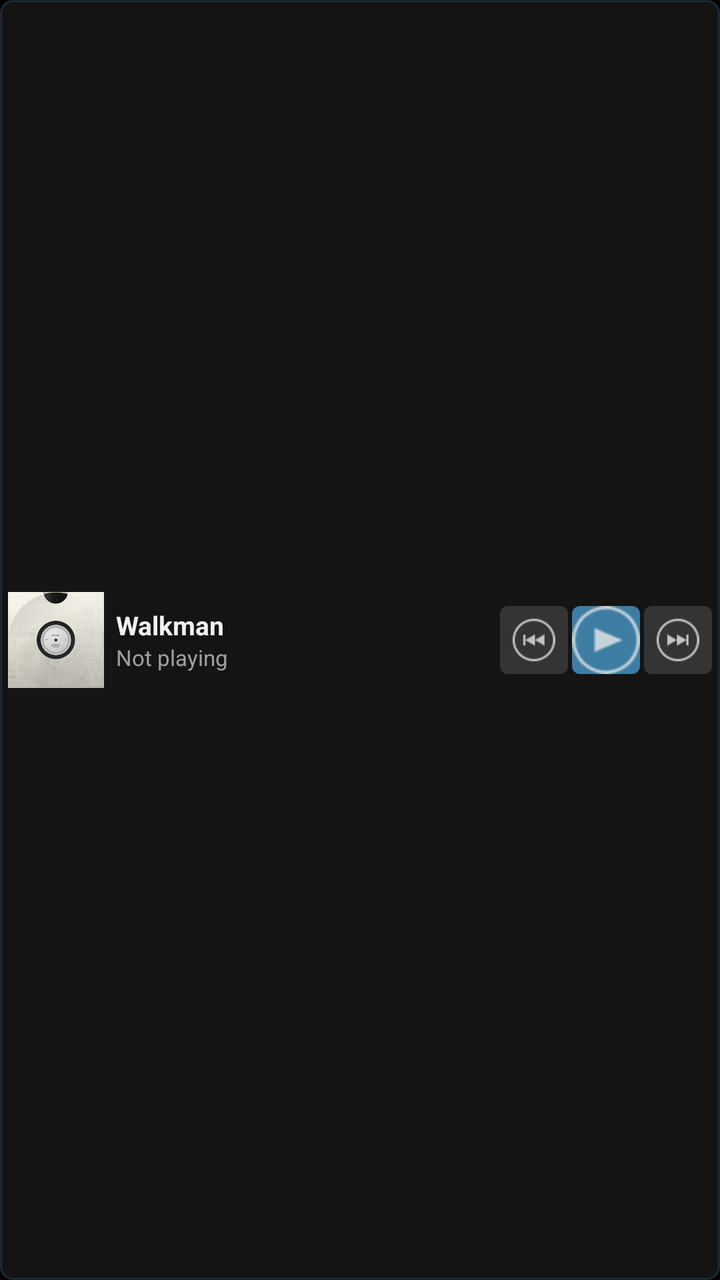
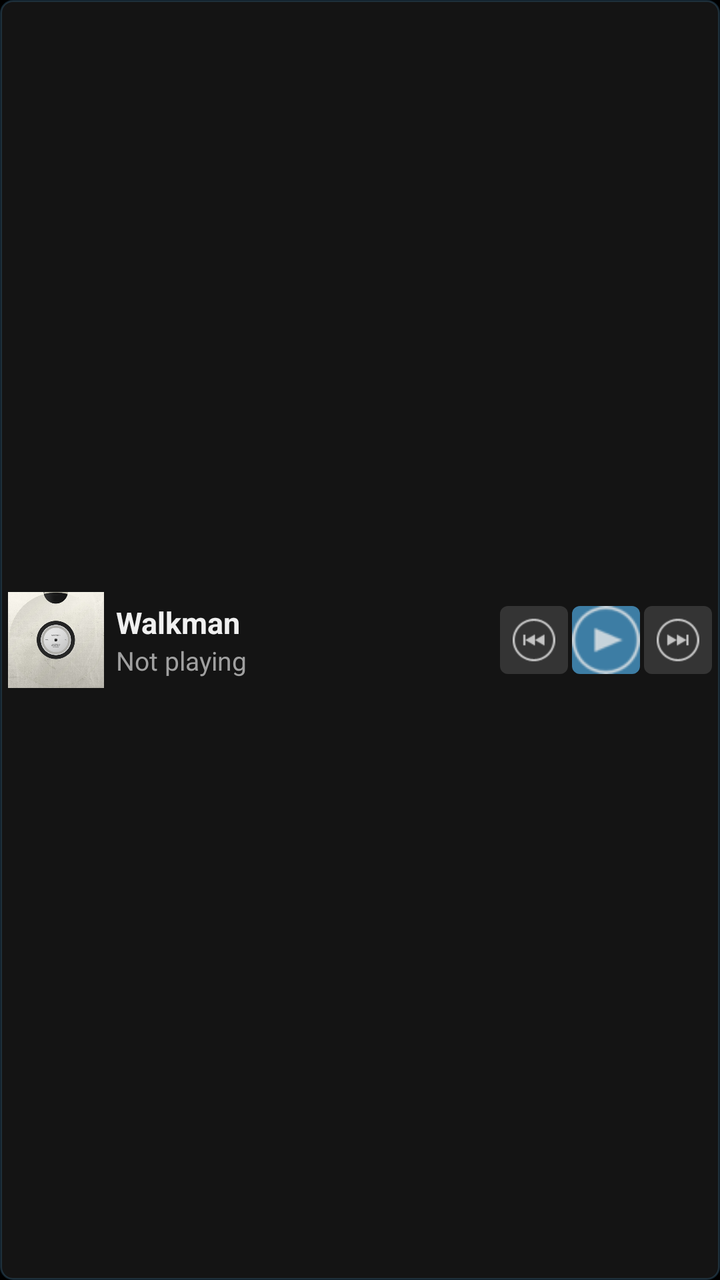

The first picture is an Android layout as it rendered before a commit; the second is the same layout after the commit. The layout source and the unified diff follow.
<!-- AndroidManifest.xml: application theme WalkmanTheme -->
<!-- res/layout/widget_now_playing.xml -->
<?xml version="1.0" encoding="utf-8"?>
<LinearLayout xmlns:android="http://schemas.android.com/apk/res/android"
    android:layout_width="fill_parent"
    android:layout_height="fill_parent"
    android:orientation="horizontal"
    android:background="@drawable/widget_bg"
    android:gravity="center_vertical"
    android:padding="4dp">

    <ImageView
        android:id="@+id/widget_album_art"
        android:layout_width="48dp"
        android:layout_height="48dp"
        android:scaleType="centerCrop"
        android:src="@drawable/musicplayer_default_album"
        android:layout_marginRight="6dp" />

    <LinearLayout
        android:id="@+id/widget_track_area"
        android:layout_width="0dp"
        android:layout_height="wrap_content"
        android:layout_weight="1"
        android:orientation="vertical">

        <TextView
            android:id="@+id/widget_track_name"
            android:layout_width="fill_parent"
            android:layout_height="wrap_content"
            android:text="Walkman"
            android:textColor="#fff0f0f0"
            android:textSize="13sp"
            android:textStyle="bold"
            android:singleLine="true"
            android:ellipsize="end" />

        <TextView
            android:id="@+id/widget_artist_name"
            android:layout_width="fill_parent"
            android:layout_height="wrap_content"
            android:text="Not playing"
            android:textColor="#ffa0a0a0"
            android:textSize="11sp"
            android:singleLine="true"
            android:ellipsize="end" />
    </LinearLayout>

    <ImageView
        android:id="@+id/widget_prev"
        android:layout_width="34dp"
        android:layout_height="34dp"
        android:src="@drawable/notification_prev"
        android:scaleType="centerInside"
        android:background="@drawable/widget_btn" />

    <ImageView
        android:id="@+id/widget_play_pause"
        android:layout_width="34dp"
        android:layout_height="34dp"
        android:src="@drawable/notification_play"
        android:scaleType="centerInside"
        android:background="@drawable/widget_btn_accent"
        android:layout_marginLeft="2dp"
        android:layout_marginRight="2dp" />

    <ImageView
        android:id="@+id/widget_next"
        android:layout_width="34dp"
        android:layout_height="34dp"
        android:src="@drawable/notification_next"
        android:scaleType="centerInside"
        android:background="@drawable/widget_btn" />
</LinearLayout>
<!-- resources referenced by this layout -->
<resources>
  <!-- drawable musicplayer_default_album: jpg bitmap (drawable, 71172 bytes) -->
  <!-- drawable notification_next: png bitmap (drawable, 797 bytes) -->
  <!-- drawable notification_play: png bitmap (drawable, 1919 bytes) -->
  <!-- drawable notification_prev: png bitmap (drawable, 806 bytes) -->
  <!-- drawable widget_bg (drawable) -->
  <?xml version="1.0" encoding="utf-8"?>
  <shape xmlns:android="http://schemas.android.com/apk/res/android"
      android:shape="rectangle">
      <solid android:color="#cc1a1a1a" />
      <corners android:radius="6dp" />
      <stroke android:width="1dp" android:color="#335ab0e3" />
  </shape>
  <!-- drawable widget_btn (drawable) -->
  <?xml version="1.0" encoding="utf-8"?>
  <shape xmlns:android="http://schemas.android.com/apk/res/android"
      android:shape="rectangle">
      <solid android:color="#cc3c3c3c" />
      <corners android:radius="4dp" />
  </shape>
  <!-- drawable widget_btn_accent (drawable) -->
  <?xml version="1.0" encoding="utf-8"?>
  <shape xmlns:android="http://schemas.android.com/apk/res/android"
      android:shape="rectangle">
      <solid android:color="#cc4898c8" />
      <corners android:radius="4dp" />
  </shape>
  <style name="WalkmanTheme" parent="@android:style/Theme.Black.NoTitleBar">
          <item name="android:windowBackground">@color/background</item>
          <item name="android:colorBackground">@color/background</item>
          <item name="android:listDivider">@color/divider</item>
      </style>
  <color name="background">#ff000000</color>
  <color name="divider">#ff2d2d2d</color>
</resources>

<!-- the commit's change to res/layout/widget_now_playing.xml (unified diff, before → after) -->
@@ -28,7 +28,7 @@
             android:layout_height="wrap_content"
             android:text="Walkman"
             android:textColor="#fff0f0f0"
-            android:textSize="13sp"
+            android:textSize="15sp"
             android:textStyle="bold"
             android:singleLine="true"
             android:ellipsize="end" />
@@ -39,7 +39,7 @@
             android:layout_height="wrap_content"
             android:text="Not playing"
             android:textColor="#ffa0a0a0"
-            android:textSize="11sp"
+            android:textSize="13sp"
             android:singleLine="true"
             android:ellipsize="end" />
     </LinearLayout>
